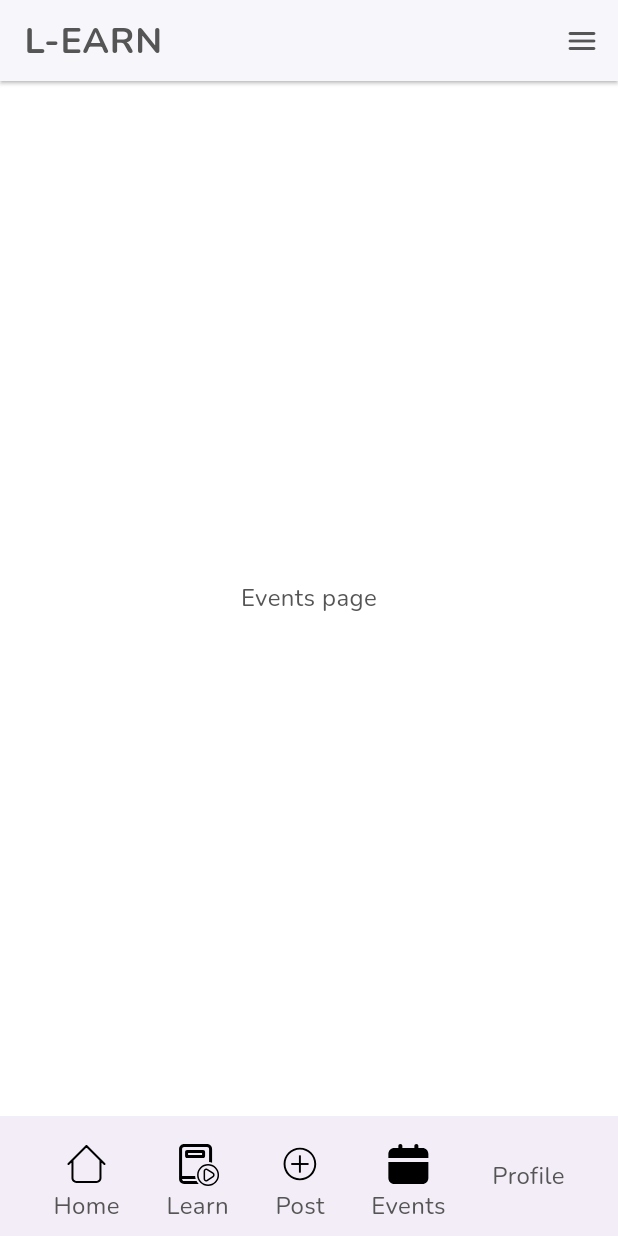
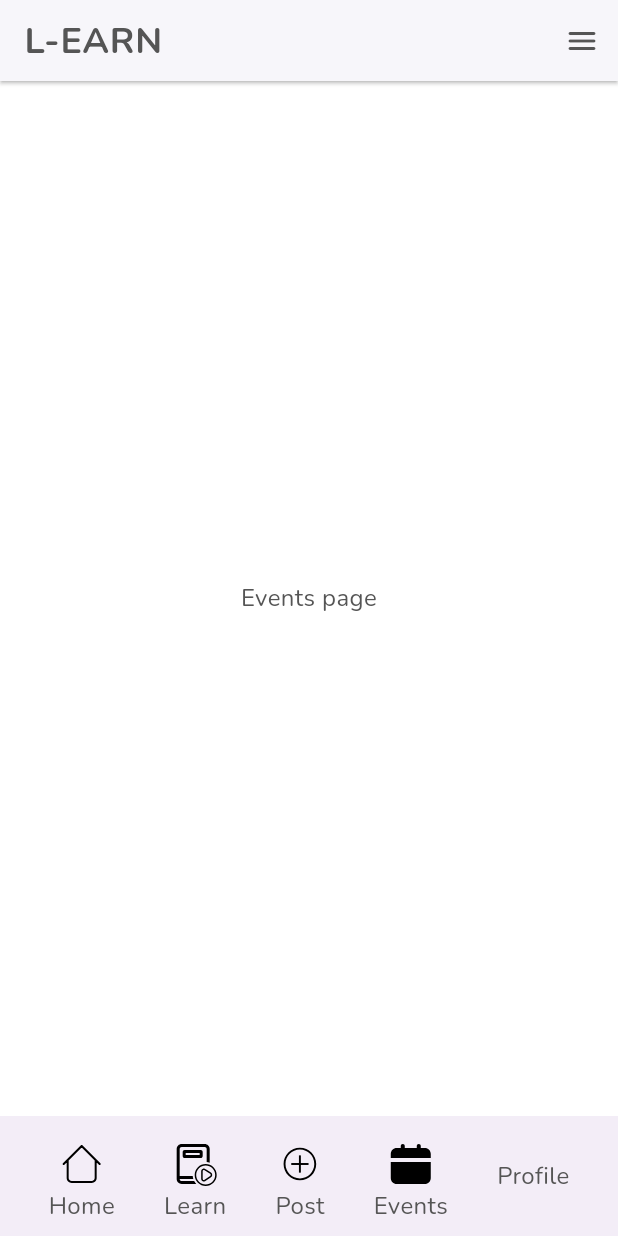
Before and after one commit to Gospel011/L-Earn_Flutter, a Flutter app: the HomePage screen opened by its route, item 4 of the bottom bar chosen, on a phone screen of 412 x 824 dp. Run offline on Flutter 3.47's test engine with Material 3 defaults, Android fonts, the phone set to English and light mode, and no system bars; our stand-ins replace bloc, flutter_bloc, flutter_svg.

Commit message:
Finished the skeleton for the home page

```diff
--- a/l_earn/lib/Presentation/Pages/Home_Pages/home_page.dart
+++ b/l_earn/lib/Presentation/Pages/Home_Pages/home_page.dart
@@ -80,8 +80,6 @@ class _HomePageState extends State<HomePage> {
         create: (context) => PageCubit(),
         child: Scaffold(
           bottomNavigationBar: BottomAppBar(
-              child: Padding(
-            padding: const EdgeInsets.all(4.0),
               child: Builder(builder: (context) {
                 return Row(
                   mainAxisAlignment: MainAxisAlignment.spaceAround,
@@ -90,24 +88,28 @@ class _HomePageState extends State<HomePage> {
                         builder: (context, state) {
                       print('Page state is ${state.pageNo}');
                       return InkWell(
-                      splashColor: Colors.transparent,
+
+                        // overlayColor: MaterialStatePropertyAll(Colors.transparent),
+                        borderRadius: BorderRadius.circular(12),
                         onTap: () {
                           print('${pagesTitles[index]} page Pressed');
                           if (index != 2) {
                             context.read<PageCubit>().goToPage(index);
                           }
                         },
+                        child: Padding(
+                          padding: const EdgeInsets.symmetric(horizontal: 8, vertical: 4),
                           child: MyBottomAppBarItem(
                               icon: state.pageNo == index
                                   ? pageIconsFill[index]
                                   : pageIconsThin[index],
                               text: pagesTitles[index]),
+                        ),
                       );
                     });
                   }),
                 );
-            }),
-          )),
+              })),
           appBar: widget.buildAppBar(context, actions: [
             Builder(builder: (context) {
               return IconButton(
```
Also changed, not shown: l_earn/lib/Presentation/Pages/Home_Pages/home.dart (+6 -3 lines). Lines whose indentation alone changed are shown as unchanged.
